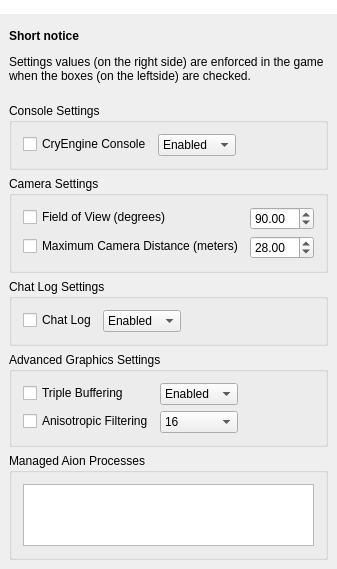
This is shugoconsolewidget.ui in grenadium/ShugoConsole as Qt 5 draws it before an edit. The edited form follows.
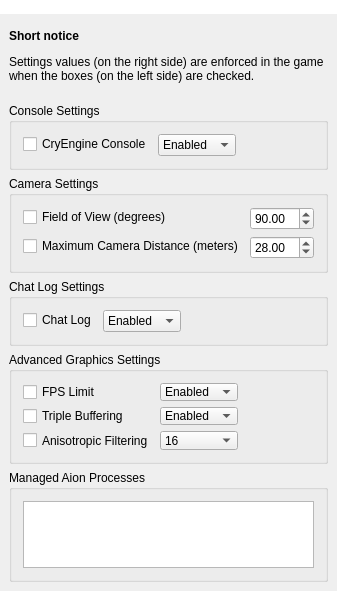
This is the edited form. Icons and pictures are not drawn.

Commit message: Added variable g_maxfps

What changed in the file:
```diff
--- a/shugoconsolewidget.ui
+++ b/shugoconsolewidget.ui
@@ -65,7 +65,7 @@
         <locale language="French" country="France"/>
        </property>
        <property name="text">
-        <string>&lt;html&gt;&lt;head/&gt;&lt;body&gt;&lt;p&gt;&lt;span style=&quot; font-weight:600;&quot;&gt;Short notice&lt;/span&gt;&lt;/p&gt;&lt;p&gt;Settings values (on the right side) are enforced in the game when the boxes (on the leftside) are checked.&lt;br/&gt;&lt;/p&gt;&lt;/body&gt;&lt;/html&gt;</string>
+        <string>&lt;html&gt;&lt;head/&gt;&lt;body&gt;&lt;p&gt;&lt;span style=&quot; font-weight:600;&quot;&gt;Short notice&lt;/span&gt;&lt;/p&gt;&lt;p&gt;Settings values (on the right side) are enforced in the game when the boxes (on the left side) are checked.&lt;br/&gt;&lt;/p&gt;&lt;/body&gt;&lt;/html&gt;</string>
        </property>
        <property name="textFormat">
         <enum>Qt::RichText</enum>
@@ -288,14 +288,14 @@
           <property name="fieldGrowthPolicy">
            <enum>QFormLayout::AllNonFixedFieldsGrow</enum>
           </property>
-          <item row="0" column="0">
+          <item row="1" column="0">
            <widget class="QCheckBox" name="tripleBufferingCheck">
             <property name="text">
              <string>Triple Buffering</string>
             </property>
            </widget>
           </item>
-          <item row="0" column="1">
+          <item row="1" column="1">
            <widget class="QComboBox" name="tripleBufferingCombo">
             <item>
              <property name="text">
@@ -309,14 +309,14 @@
             </item>
            </widget>
           </item>
-          <item row="1" column="0">
+          <item row="2" column="0">
            <widget class="QCheckBox" name="anisotropicCheck">
             <property name="text">
              <string>Anisotropic Filtering</string>
             </property>
            </widget>
           </item>
-          <item row="1" column="1">
+          <item row="2" column="1">
            <widget class="QComboBox" name="anisotropicCombo">
             <item>
              <property name="text">
@@ -345,6 +345,27 @@
             </item>
            </widget>
           </item>
+          <item row="0" column="0">
+           <widget class="QCheckBox" name="maxfpsCheck">
+            <property name="text">
+             <string>FPS Limit</string>
+            </property>
+           </widget>
+          </item>
+          <item row="0" column="1">
+           <widget class="QComboBox" name="maxfpsCombo">
+            <item>
+             <property name="text">
+              <string>Enabled</string>
+             </property>
+            </item>
+            <item>
+             <property name="text">
+              <string>Disabled</string>
+             </property>
+            </item>
+           </widget>
+          </item>
          </layout>
         </item>
         <item>
```
The commit also changes 3 other files.
